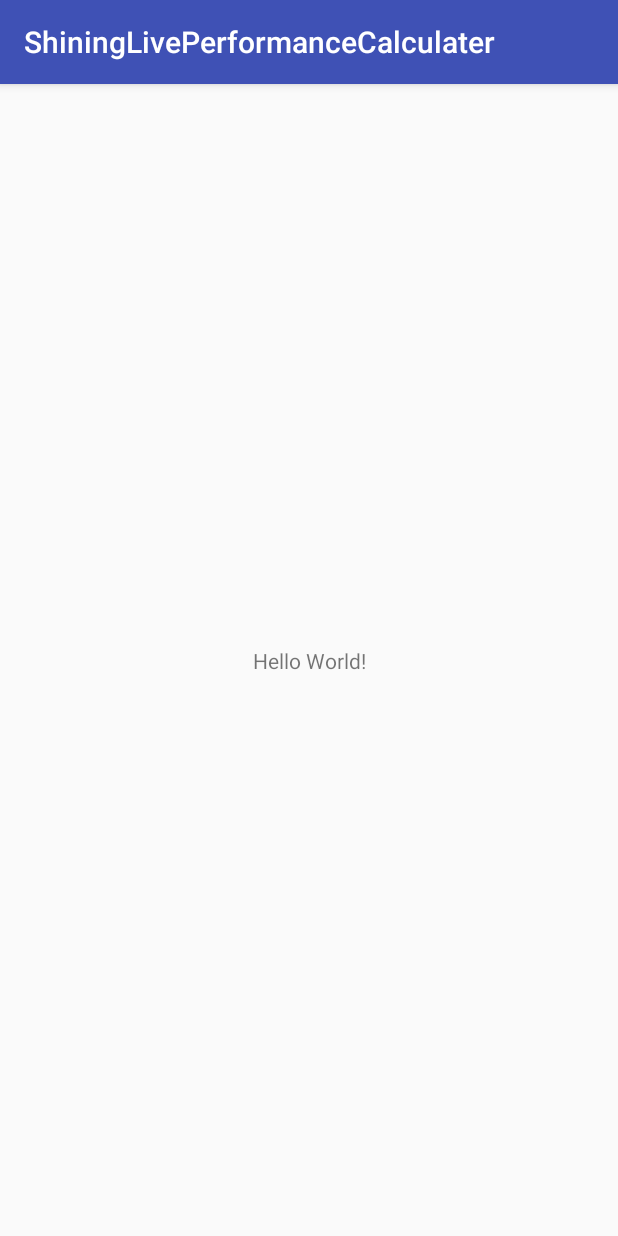
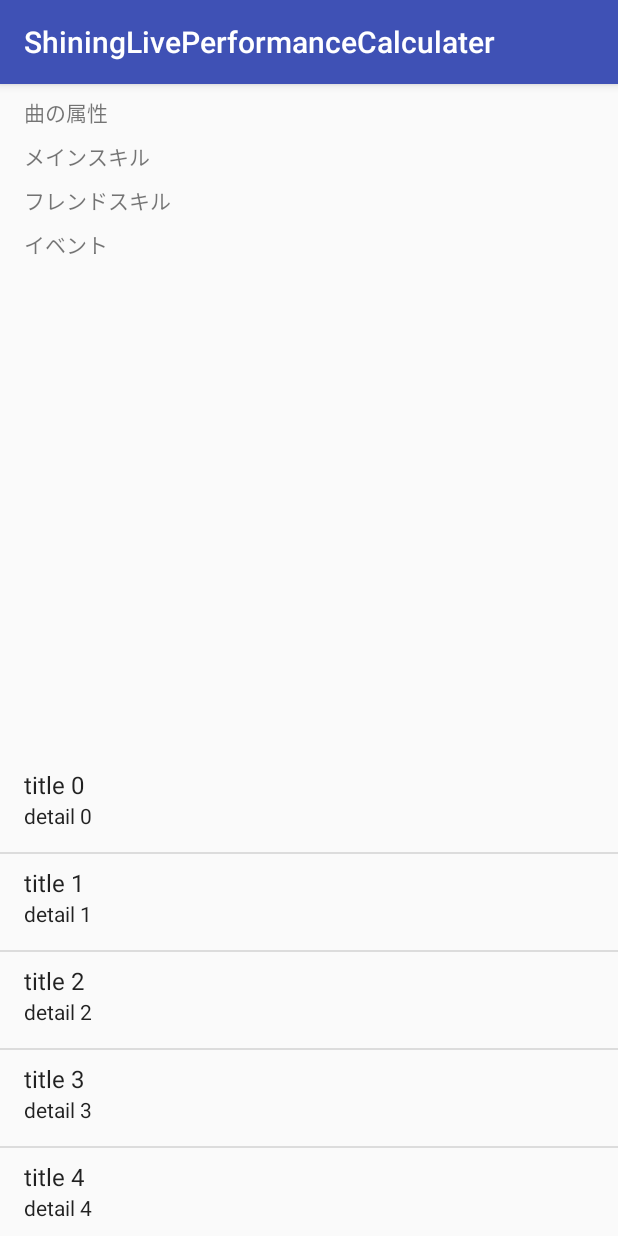
Before and after one commit to ktbkrjj/ShiningLivePerformanceCalculater, an Android app: the screen it shows after launch (MainActivity), on a phone screen of 412 x 824 dp. Run offline under Robolectric (Android 15) with nearby library versions, the phone set to English and light mode, and no system bars.

Commit message:
ざっくりしたイメージでUIを作成した

```diff
--- a/Sources/app/src/main/java/com/example/kenju/shiningliveperformancecalculater/MainActivity.kt
+++ b/Sources/app/src/main/java/com/example/kenju/shiningliveperformancecalculater/MainActivity.kt
@@ -2,11 +2,38 @@ package com.example.kenju.shiningliveperformancecalculater
 
 import android.support.v7.app.AppCompatActivity
 import android.os.Bundle
+import android.widget.ListAdapter
+import android.widget.SimpleAdapter
+import android.widget.TextView
+import android.widget.Toast
+import kotlinx.android.synthetic.main.activity_main.*
 
 class MainActivity : AppCompatActivity() {
 
     override fun onCreate(savedInstanceState: Bundle?) {
         super.onCreate(savedInstanceState)
         setContentView(R.layout.activity_main)
+
+
+        val list = mutableListOf<Map<String, String>>()
+        for (i in 0..20) {
+            list.add(mapOf("title" to "title $i", "detail" to "detail $i"))
+        }
+
+        val adapter = SimpleAdapter(
+                this, // Context
+                list, // 表示したいデータリスト
+                android.R.layout.simple_list_item_2, // レイアウトファイルのID
+                arrayOf("title", "detail"), // from: 表示したデータのMapのキー名
+                intArrayOf(android.R.id.text1, android.R.id.text2) // to: レイアウトファイルに定義されているアイテムのID
+        )
+        bromideListView.adapter = adapter as ListAdapter
+
+        bromideListView.setOnItemClickListener { parent, view, position, id ->
+            val title = view.findViewById<TextView>(android.R.id.text1)
+            val detail = view.findViewById<TextView>(android.R.id.text2)
+            Toast.makeText(this, "${title.text} (${detail.text})", Toast.LENGTH_SHORT).show()
+        }
+
     }
 }
--- a/Sources/app/src/main/res/layout/activity_main.xml
+++ b/Sources/app/src/main/res/layout/activity_main.xml
@@ -6,13 +6,52 @@
     android:layout_height="match_parent"
     tools:context="com.example.kenju.shiningliveperformancecalculater.MainActivity">
 
+    <ListView
+        android:id="@+id/bromideListView"
+        android:layout_width="wrap_content"
+        android:layout_height="320dp"
+        app:layout_constraintBottom_toBottomOf="parent"
+        app:layout_constraintLeft_toLeftOf="parent"
+        app:layout_constraintRight_toRightOf="parent" />
+
     <TextView
+        android:id="@+id/textSongAttribute"
         android:layout_width="wrap_content"
         android:layout_height="wrap_content"
-        android:text="Hello World!"
-        app:layout_constraintBottom_toBottomOf="parent"
-        app:layout_constraintLeft_toLeftOf="parent"
-        app:layout_constraintRight_toRightOf="parent"
-        app:layout_constraintTop_toTopOf="parent" />
+        android:text="@string/textSongAttribute"
+        android:layout_marginTop="8dp"
+        android:layout_marginLeft="16dp"
+        app:layout_constraintTop_toTopOf="parent"
+        app:layout_constraintLeft_toLeftOf="parent" />
+
+    <TextView
+        android:id="@+id/textMainSkill"
+        android:layout_width="wrap_content"
+        android:layout_height="wrap_content"
+        android:text="@string/textMainSkill"
+        android:layout_marginTop="8dp"
+        android:layout_marginLeft="16dp"
+        app:layout_constraintTop_toBottomOf="@+id/textSongAttribute"
+        app:layout_constraintLeft_toLeftOf="parent" />
+
+    <TextView
+        android:id="@+id/textFriendSkill"
+        android:layout_width="wrap_content"
+        android:layout_height="wrap_content"
+        android:text="@string/textFriendSkill"
+        android:layout_marginTop="8dp"
+        android:layout_marginLeft="16dp"
+        app:layout_constraintTop_toBottomOf="@+id/textMainSkill"
+        app:layout_constraintLeft_toLeftOf="parent" />
+
+    <TextView
+        android:id="@+id/textEventBonus"
+        android:layout_width="wrap_content"
+        android:layout_height="wrap_content"
+        android:text="@string/textEventBonus"
+        android:layout_marginTop="8dp"
+        android:layout_marginLeft="16dp"
+        app:layout_constraintTop_toBottomOf="@+id/textFriendSkill"
+        app:layout_constraintLeft_toLeftOf="parent" />
 
 </android.support.constraint.ConstraintLayout>
--- a/Sources/app/src/main/res/values/strings.xml
+++ b/Sources/app/src/main/res/values/strings.xml
@@ -1,3 +1,7 @@
 <resources>
     <string name="app_name">ShiningLivePerformanceCalculater</string>
+    <string name="textSongAttribute">曲の属性</string>
+    <string name="textMainSkill">メインスキル</string>
+    <string name="textFriendSkill">フレンドスキル</string>
+    <string name="textEventBonus">イベント</string>
 </resources>
```
